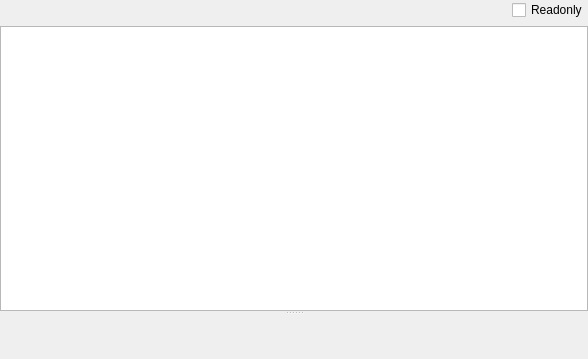
The window that ELF/elfsectionheaderwidget.ui (horsicq/FormatWidgets) describes before a commit, drawn with Qt 5.
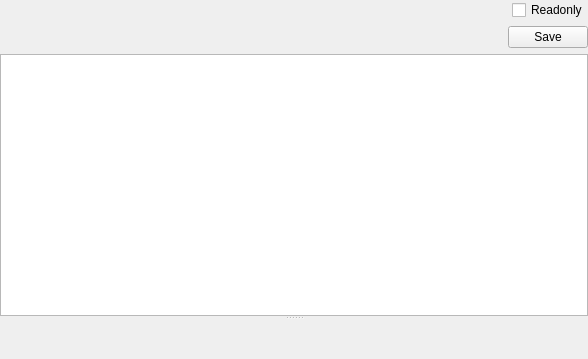
The same window after the commit. Custom widgets are drawn as their Qt base class.

```diff
--- a/ELF/elfsectionheaderwidget.ui
+++ b/ELF/elfsectionheaderwidget.ui
@@ -13,7 +13,7 @@
   <property name="windowTitle">
    <string notr="true">Form</string>
   </property>
-  <layout class="QVBoxLayout" name="verticalLayout">
+  <layout class="QVBoxLayout" name="verticalLayout_2">
    <property name="leftMargin">
     <number>0</number>
    </property>
@@ -58,6 +58,33 @@
      <property name="orientation">
       <enum>Qt::Vertical</enum>
      </property>
+     <widget class="QWidget" name="">
+      <layout class="QVBoxLayout" name="verticalLayout">
+       <item>
+        <layout class="QHBoxLayout" name="horizontalLayout_2">
+         <item>
+          <spacer name="horizontalSpacer_2">
+           <property name="orientation">
+            <enum>Qt::Horizontal</enum>
+           </property>
+           <property name="sizeHint" stdset="0">
+            <size>
+             <width>40</width>
+             <height>20</height>
+            </size>
+           </property>
+          </spacer>
+         </item>
+         <item>
+          <widget class="QPushButton" name="pushButtonSaveHeader">
+           <property name="text">
+            <string>Save</string>
+           </property>
+          </widget>
+         </item>
+        </layout>
+       </item>
+       <item>
      <widget class="QTableWidget" name="tableWidget">
       <property name="contextMenuPolicy">
        <enum>Qt::CustomContextMenu</enum>
@@ -80,6 +107,9 @@
       <attribute name="verticalHeaderDefaultSectionSize">
        <number>24</number>
       </attribute>
+        </widget>
+       </item>
+      </layout>
      </widget>
      <widget class="ToolsWidget" name="widgetHex" native="true"/>
     </widget>
```
Lines whose indentation alone changed are shown as unchanged.
